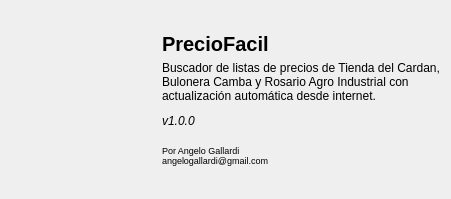
Old version of the form ui/about.ui in the repository angelogllrd/PrecioFacil.
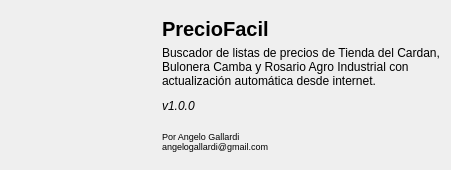
New version of the form. Icons and pictures are not drawn.

```diff
--- a/ui/about.ui
+++ b/ui/about.ui
@@ -7,19 +7,19 @@
     <x>0</x>
     <y>0</y>
     <width>451</width>
-    <height>199</height>
+    <height>170</height>
    </rect>
   </property>
   <property name="minimumSize">
    <size>
     <width>451</width>
-    <height>199</height>
+    <height>170</height>
    </size>
   </property>
   <property name="maximumSize">
    <size>
     <width>451</width>
-    <height>199</height>
+    <height>170</height>
    </size>
   </property>
   <property name="windowTitle">
@@ -69,24 +69,6 @@
         <number>0</number>
        </property>
        <item>
-        <widget class="QWidget" name="widget" native="true">
-         <layout class="QGridLayout" name="gridLayout_2">
-          <property name="leftMargin">
-           <number>0</number>
-          </property>
-          <property name="topMargin">
-           <number>15</number>
-          </property>
-          <property name="rightMargin">
-           <number>0</number>
-          </property>
-          <property name="bottomMargin">
-           <number>15</number>
-          </property>
-          <property name="verticalSpacing">
-           <number>0</number>
-          </property>
-          <item row="0" column="0" colspan="2">
            <widget class="QLabel" name="label">
             <property name="font">
              <font>
@@ -105,20 +87,7 @@
             </property>
            </widget>
           </item>
-          <item row="4" column="0" colspan="2">
-           <widget class="QLabel" name="label_3">
-            <property name="font">
-             <font>
-              <pointsize>7</pointsize>
-             </font>
-            </property>
-            <property name="text">
-             <string>Por Angelo Gallardi
-angelogallardi@gmail.com</string>
-            </property>
-           </widget>
-          </item>
-          <item row="1" column="0" colspan="2">
+       <item>
            <widget class="QLabel" name="label_4">
             <property name="text">
              <string>Buscador de listas de precios de Tienda del Cardan, Bulonera Camba y Rosario Agro Industrial con actualización automática desde internet.</string>
@@ -128,7 +97,7 @@
             </property>
            </widget>
           </item>
-          <item row="3" column="0" colspan="2">
+       <item>
            <widget class="QLabel" name="label_2">
             <property name="font">
              <font>
@@ -146,7 +115,17 @@
             </property>
            </widget>
           </item>
-         </layout>
+       <item>
+        <widget class="QLabel" name="label_3">
+         <property name="font">
+          <font>
+           <pointsize>7</pointsize>
+          </font>
+         </property>
+         <property name="text">
+          <string>Por Angelo Gallardi
+angelogallardi@gmail.com</string>
+         </property>
         </widget>
        </item>
       </layout>
```
Left out of the diff: 4 changed lines with no effect on the pictures. Lines whose indentation alone changed are shown as unchanged.
